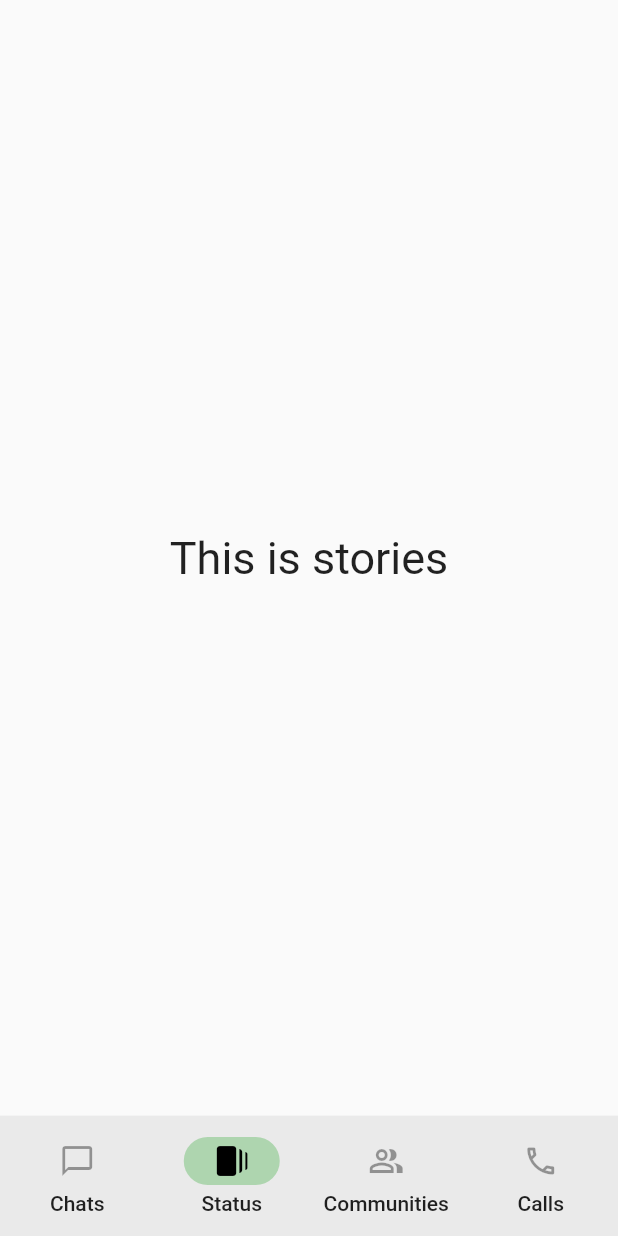
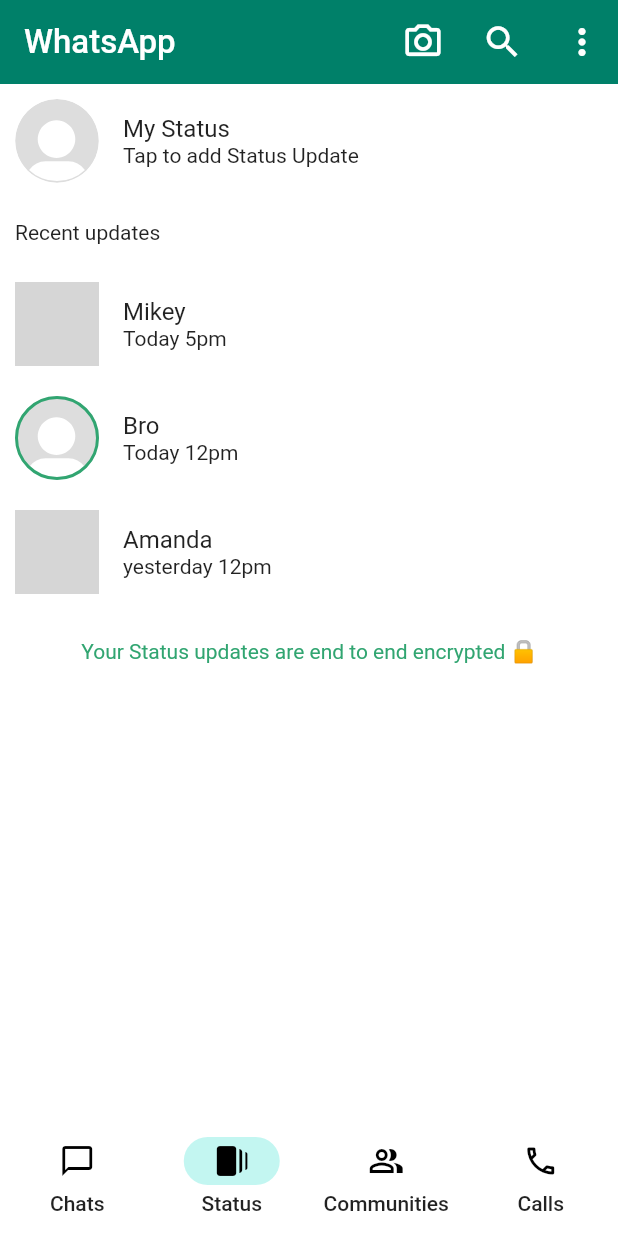
Before and after one commit to akodali9/whatsappui_clone, a Flutter app: the screen it shows after launch, item 2 of the bottom bar chosen, on a phone screen of 412 x 824 dp. Run offline on Flutter 3.47's test engine with Material 2 defaults, Android fonts, the phone set to English and light mode, and no system bars; our stand-ins replace flutter_svg; network calls fail; grey boxes are pictures that could not be loaded.

Commit message:
Status page created

```diff
--- a/lib/Screens/home_page.dart
+++ b/lib/Screens/home_page.dart
@@ -1,16 +1,12 @@
 import 'package:flutter/material.dart';
 import 'package:whatsappui_clone/Screens/chats_page.dart';
+import 'package:whatsappui_clone/Screens/status_page.dart';
 
 class MainScreen extends StatefulWidget {
   const MainScreen({super.key});
   static List screens = [
     ChatsPage(),
-    Center(
-      child: Text(
-        "This is stories",
-        style: TextStyle(fontSize: 30),
-      ),
-    ),
+    StatusPage(),
     Center(
       child: Text(
         "This is Community",
@@ -84,66 +80,46 @@
       //     ],
       //   ),
       // ),
-      bottomNavigationBar: NavigationBarTheme(
-        data: NavigationBarThemeData(
-          labelBehavior: NavigationDestinationLabelBehavior.alwaysShow,
-          indicatorColor: const Color.fromARGB(255, 174, 213, 175),
-          elevation: 1,
-          labelTextStyle: MaterialStateProperty.all(
-            const TextStyle(
-              fontSize: 14,
-              fontWeight: FontWeight.w500,
-            ),
-          ),
-        ),
-        child: NavigationBar(
+      bottomNavigationBar: NavigationBar(
         selectedIndex: currentindex,
         onDestinationSelected: (int i) => {setState(() => currentindex = i)},
         destinations: const <Widget>[
           NavigationDestination(
             icon: Icon(
               Icons.chat_bubble_outline,
-                color: Colors.black38,
             ),
             selectedIcon: Icon(
               Icons.chat_bubble,
-                color: Colors.black,
             ),
             label: "Chats",
           ),
           NavigationDestination(
             icon: Icon(
               Icons.web_stories_outlined,
-                color: Colors.black38,
             ),
             selectedIcon: Icon(
               Icons.web_stories_rounded,
-                color: Colors.black,
             ),
             label: "Status",
           ),
           NavigationDestination(
             icon: Icon(
               Icons.people_alt_outlined,
-                color: Colors.black38,
             ),
             selectedIcon: Icon(
               Icons.people_alt,
-                color: Colors.black,
             ),
             label: "Communities",
           ),
           NavigationDestination(
             icon: Icon(
               Icons.phone_outlined,
-                color: Colors.black38,
             ),
             selectedIcon: Icon(Icons.phone),
             label: "Calls",
           ),
         ],
       ),
-      ),
     );
   }
 }
--- /dev/null
+++ b/lib/Screens/status_page.dart
@@ -0,0 +1,128 @@
+import 'package:flutter/material.dart';
+import 'package:flutter_svg/flutter_svg.dart';
+import 'package:whatsappui_clone/models/status_model.dart';
+import 'package:whatsappui_clone/widgets/status_section_tile.dart';
+
+class StatusPage extends StatefulWidget {
+  const StatusPage({super.key});
+
+  @override
+  State<StatusPage> createState() => _StatusPageState();
+}
+
+class _StatusPageState extends State<StatusPage> {
+  List<Status> status = [
+    Status(
+      img_url:
+          "https://images.pexels.com/photos/91227/pexels-photo-91227.jpeg?auto=compress&cs=tinysrgb&w=600",
+      user_name: "Mikey",
+      Time_Date: "Today 5pm",
+    ),
+    Status(
+      img_url: "",
+      user_name: "Bro",
+      Time_Date: "Today 12pm",
+    ),
+    Status(
+      img_url:
+          "https://images.pexels.com/photos/774909/pexels-photo-774909.jpeg?auto=compress&cs=tinysrgb&w=1260&h=750&dpr=1",
+      user_name: "Amanda",
+      Time_Date: "yesterday 12pm",
+    ),
+  ];
+  @override
+  Widget build(BuildContext context) {
+    return Scaffold(
+      appBar: AppBar(
+        elevation: 0,
+        // backgroundColor: const Color(0xff008069),
+        title: const Text(
+          "WhatsApp",
+          style: TextStyle(fontSize: 22),
+        ),
+        iconTheme: const IconThemeData(
+          size: 28,
+          color: Colors.white,
+        ),
+        actions: [
+          IconButton(
+            onPressed: () {},
+            icon: const Icon(Icons.camera_alt_outlined),
+          ),
+          const SizedBox(
+            width: 5,
+          ),
+          IconButton(
+            onPressed: () {},
+            icon: const Icon(Icons.search_outlined),
+          ),
+          const SizedBox(
+            width: 5,
+          ),
+          IconButton(
+            onPressed: () {},
+            icon: const Icon(Icons.more_vert_outlined),
+          ),
+        ],
+      ),
+      body: SingleChildScrollView(
+        // padding: EdgeInsets.all(10.0),
+        child: Column(
+          crossAxisAlignment: CrossAxisAlignment.start,
+          children: [
+            ListTile(
+              onTap: () {},
+              contentPadding: const EdgeInsets.all(10.0),
+              leading: ClipRRect(
+                borderRadius: BorderRadius.circular(50),
+                child: AspectRatio(
+                    aspectRatio: 1 / 1,
+                    child: SvgPicture.asset(
+                        'assets/default_imgs/profile_photo.svg')),
+              ),
+              title: const Column(
+                crossAxisAlignment: CrossAxisAlignment.start,
+                mainAxisAlignment: MainAxisAlignment.spaceBetween,
+                children: [
+                  Text("My Status"),
+                  Text(
+                    "Tap to add Status Update",
+                    style: TextStyle(fontSize: 14),
+                  ),
+                ],
+              ),
+            ),
+            Container(
+              padding: const EdgeInsets.only(top: 15.0, left: 10.0, bottom: 15.0),
+              child: const Text(
+                "Recent updates",
+                style: TextStyle(
+                  fontSize: 14,
+                ),
+              ),
+            ),
+            Column(
+              children:
+                  status.map((item) => StatusSectionTile(item: item)).toList(),
+            ),
+            const SizedBox(
+              height: 20,
+            ),
+            const Row(
+              mainAxisAlignment: MainAxisAlignment.center,
+              crossAxisAlignment: CrossAxisAlignment.center,
+              children: [
+                Text(
+                  "Your Status updates are end to end encrypted 🔒",
+                  style: TextStyle(
+                    color: Color.fromARGB(255, 49, 165, 113),
+                  ),
+                )
+              ],
+            ),
+          ],
+        ),
+      ),
+    );
+  }
+}
--- a/lib/main.dart
+++ b/lib/main.dart
@@ -1,5 +1,6 @@
 import 'package:flutter/material.dart';
 import 'package:whatsappui_clone/Screens/home_page.dart';
+import 'package:whatsappui_clone/provider/Theme_provider.dart';
 
 void main() {
   runApp(const MainApp());
@@ -10,8 +11,12 @@
 
   @override
   Widget build(BuildContext context) {
-    return const MaterialApp(
-      home: MainScreen(),
+    return MaterialApp(
+      debugShowCheckedModeBanner: false,
+      home: const MainScreen(),
+      theme: MyThemes.lightTheme,
+      darkTheme: MyThemes.darkTheme,
+      themeMode: ThemeMode.system,
     );
   }
 }
--- /dev/null
+++ b/lib/models/status_model.dart
@@ -0,0 +1,11 @@
+class Status {
+  final String user_name;
+  final String img_url;
+  final String Time_Date;
+
+  Status({
+    required this.img_url,
+    required this.user_name,
+    required this.Time_Date,
+  });
+}
--- /dev/null
+++ b/lib/provider/Theme_provider.dart
@@ -0,0 +1,49 @@
+import 'package:flutter/material.dart';
+
+class MyThemes {
+  static final darkTheme = ThemeData(
+    scaffoldBackgroundColor: const Color(0xff121b22),
+    brightness: Brightness.dark,
+    colorScheme: ColorScheme.dark(),
+    appBarTheme: AppBarTheme(
+      backgroundColor: Color(0xff1f2c34),
+      titleTextStyle: TextStyle(color: Color(0xfff8f9faa)),
+      actionsIconTheme: IconThemeData(
+        color: Color(0xff80909a),
+      ),
+    ),
+    navigationBarTheme: NavigationBarThemeData(
+      indicatorColor: Color(0xff374248),
+      backgroundColor: Color(0xff1f2c34),
+      iconTheme: MaterialStateProperty.all(
+        IconThemeData(
+          color: Color(0xff8b9ca6),
+        ),
+      ),
+      labelTextStyle: MaterialStateProperty.all(
+        const TextStyle(
+            fontSize: 14,
+            fontWeight: FontWeight.w500,
+            color: Color(0xff8b9ca6)),
+      ),
+    ),
+  );
+
+  static final lightTheme = ThemeData(
+    scaffoldBackgroundColor: const Color(0xffffffff),
+    colorScheme: ColorScheme.light(),
+    brightness: Brightness.light,
+    appBarTheme: AppBarTheme(
+      backgroundColor: Color(0xff008069),
+    ),
+    navigationBarTheme: NavigationBarThemeData(
+      backgroundColor: Color(0xffffffff),
+      labelTextStyle: MaterialStateProperty.all(
+        const TextStyle(
+          fontSize: 14,
+          fontWeight: FontWeight.w500,
+        ),
+      ),
+    ),
+  );
+}
--- /dev/null
+++ b/lib/widgets/status_section_tile.dart
@@ -0,0 +1,54 @@
+import 'package:flutter/material.dart';
+import 'package:flutter_svg/flutter_svg.dart';
+import 'package:whatsappui_clone/models/status_model.dart';
+
+class StatusSectionTile extends StatelessWidget {
+  const StatusSectionTile({super.key, required this.item});
+
+  final Status item;
+
+  imgFunc() {
+    if (item.img_url != "") {
+      return Image.network(
+        item.img_url,
+        fit: BoxFit.cover,
+      );
+    } else {
+      return SvgPicture.asset('assets/default_imgs/profile_photo.svg');
+    }
+  }
+
+  @override
+  Widget build(BuildContext context) {
+    return ListTile(
+      onTap: () {},
+      contentPadding: const EdgeInsets.all(10),
+      leading: Container(
+        foregroundDecoration: BoxDecoration(
+            border: Border.all(
+              width: 2,
+              color: const Color.fromARGB(255, 49, 165, 113),
+            ),
+            borderRadius: BorderRadius.circular(50)),
+        child: ClipRRect(
+          borderRadius: BorderRadius.circular(50),
+          child: AspectRatio(
+            aspectRatio: 1 / 1,
+            child: imgFunc(),
+          ),
+        ),
+      ),
+      title: Column(
+        crossAxisAlignment: CrossAxisAlignment.start,
+        mainAxisAlignment: MainAxisAlignment.spaceBetween,
+        children: [
+          Text(item.user_name),
+          Text(
+            item.Time_Date,
+            style: const TextStyle(fontSize: 14),
+          ),
+        ],
+      ),
+    );
+  }
+}
--- a/pubspec.yaml
+++ b/pubspec.yaml
@@ -9,6 +9,8 @@
 dependencies:
   flutter:
     sdk: flutter
+  flutter_svg: ^2.0.7
+  provider: ^6.0.5
 
 dev_dependencies:
   flutter_test:
@@ -17,3 +19,5 @@
 
 flutter:
   uses-material-design: true
+  assets:
+    - assets/default_imgs/
```
Also changed, not shown: lib/Screens/chats_page.dart (+113 -46 lines), lib/models/chat_model.dart (added, +15 -0 lines), lib/widgets/chats_section_tile.dart (+52 -13 lines), assets/default_imgs/profile_photo.svg (added), pubspec.lock. Lines whose indentation alone changed are shown as unchanged.
